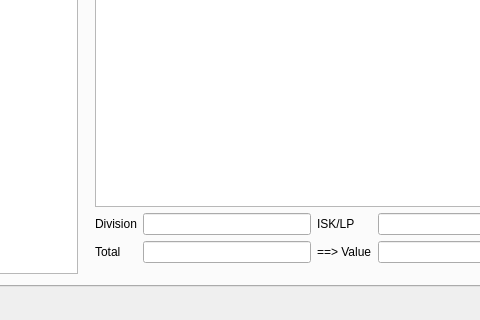
Zorduk/LoyaltyPointAccountant, file LoyaltyPointAccountant.ui: the form before one commit; both pictures show x 176 to 656 and y 262 to 582 of the 744 by 582 pixel window.
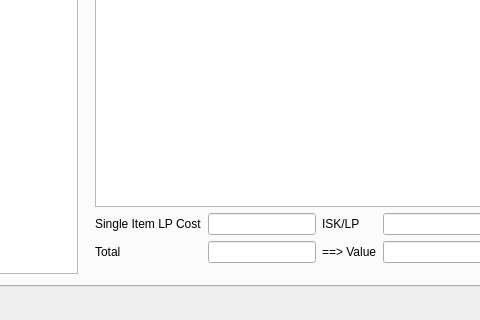
The form after the commit.

Commit message: renamed Division to Single Item LP Cost

The edit to the form file:
```diff
--- a/LoyaltyPointAccountant.ui
+++ b/LoyaltyPointAccountant.ui
@@ -123,7 +123,7 @@
                  <item row="0" column="0">
                   <widget class="QLabel" name="label_3">
                    <property name="text">
-                    <string>Division</string>
+                    <string>Single Item LP Cost</string>
                    </property>
                   </widget>
                  </item>
```
